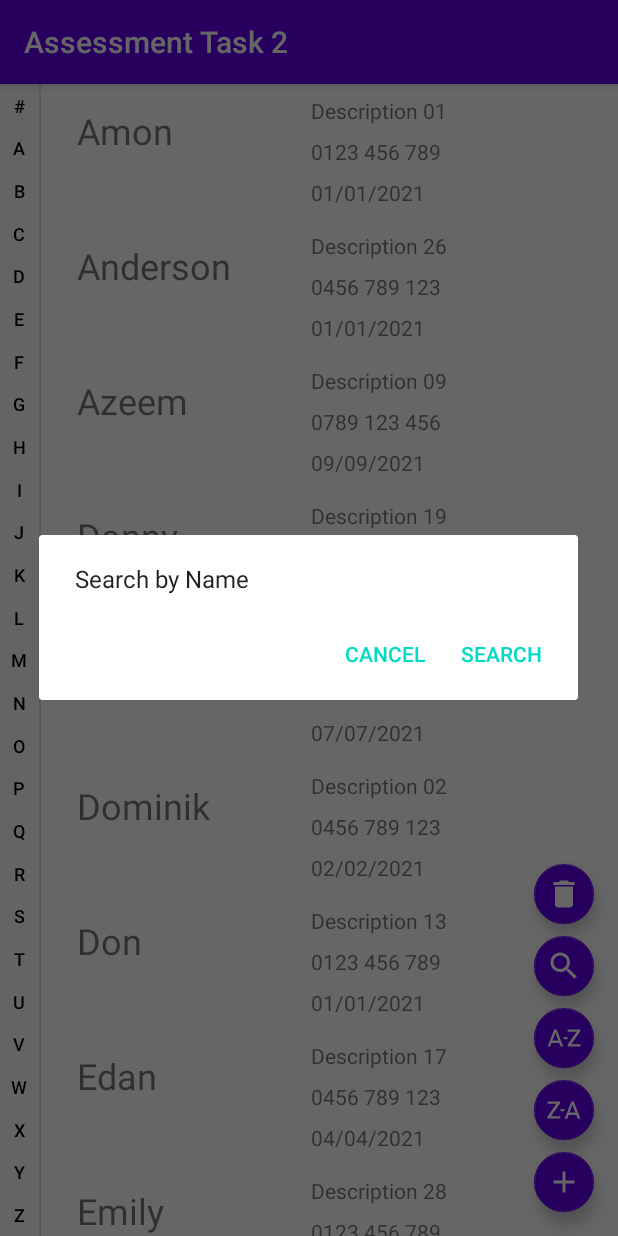
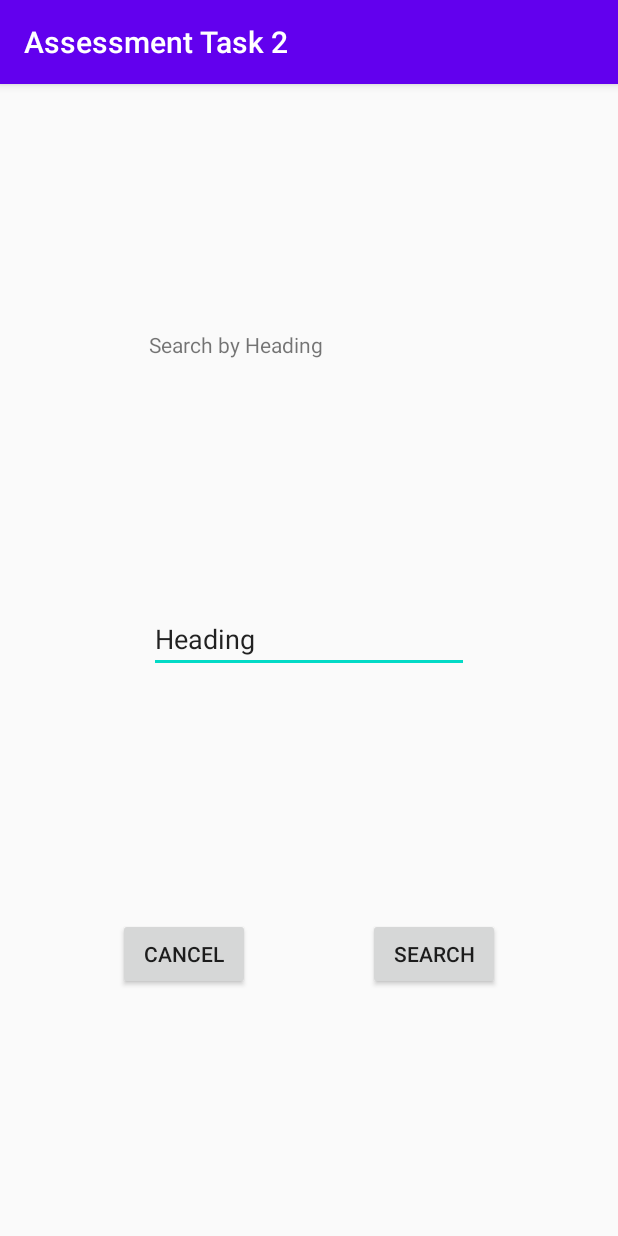
Before and after one commit to peter-hinch/ictprg532-assessment-task2-client, an Android app: the ListActivity screen opened directly, with no data from a screen before it, after a tap on "Search", on a phone screen of 412 x 824 dp. Run offline under Robolectric (Android 15) with nearby library versions, the phone set to English and light mode, and no system bars; our stand-ins replace Room's generated code.

Commit message:
Convert DialogFragment to Activity.

```diff
--- a/app/src/main/AndroidManifest.xml
+++ b/app/src/main/AndroidManifest.xml
@@ -1,21 +1,26 @@
 <?xml version="1.0" encoding="utf-8"?>
 <manifest xmlns:android="http://schemas.android.com/apk/res/android"
     package="dev.peterhinch.assessmenttask2">
-    <uses-permission android:name="android.permission.INTERNET"/>
-    <uses-permission android:name="android.permission.CALL_PHONE"/>
+
+    <uses-permission android:name="android.permission.INTERNET" />
+    <uses-permission android:name="android.permission.CALL_PHONE" />
     <!-- Specifies that the phone permission is not compulsory for the app to install -->
     <!-- Reference: https://developer.android.com/training/permissions/declaring -->
-    <uses-feature android:name="android.hardware.telephony"
+    <uses-feature
+        android:name="android.hardware.telephony"
         android:required="false" />
 
     <application
-        android:usesCleartextTraffic="true"
         android:allowBackup="true"
         android:icon="@mipmap/ic_launcher"
         android:label="@string/app_name"
         android:roundIcon="@mipmap/ic_launcher_round"
         android:supportsRtl="true"
-        android:theme="@style/AppTheme">
+        android:theme="@style/AppTheme"
+        android:usesCleartextTraffic="true">
+        <activity
+            android:name=".activities.SearchActivity"
+            android:exported="false" />
         <activity
             android:name=".activities.ItemView"
             android:exported="true" />
--- a/app/src/main/java/dev/peterhinch/assessmenttask2/activities/ListActivity.java
+++ b/app/src/main/java/dev/peterhinch/assessmenttask2/activities/ListActivity.java
@@ -118,8 +118,8 @@ public class ListActivity extends AppCompatActivity {
         FloatingActionButton btnSearchSubmit = findViewById(R.id.list_fabMini_search);
         btnSearchSubmit.setOnClickListener(view -> {
             Log.d(TAG, "Search FAB press");
-            new SearchDialogFragment().show(
-                    getSupportFragmentManager(), SearchDialogFragment.TAG);
+            Intent intent = new Intent(ListActivity.this, SearchActivity.class);
+            startActivity(intent);
         });
     }
 
--- /dev/null
+++ b/app/src/main/java/dev/peterhinch/assessmenttask2/activities/SearchActivity.java
@@ -0,0 +1,16 @@
+package dev.peterhinch.assessmenttask2.activities;
+
+import androidx.appcompat.app.AppCompatActivity;
+
+import android.os.Bundle;
+
+import dev.peterhinch.assessmenttask2.R;
+
+public class SearchActivity extends AppCompatActivity {
+
+    @Override
+    protected void onCreate(Bundle savedInstanceState) {
+        super.onCreate(savedInstanceState);
+        setContentView(R.layout.activity_search);
+    }
+}
--- a/app/src/main/java/dev/peterhinch/assessmenttask2/fragments/SearchDialogFragment.java
+++ /dev/null
@@ -1,40 +0,0 @@
-package dev.peterhinch.assessmenttask2.fragments;
-
-import android.app.AlertDialog;
-import android.app.Dialog;
-import android.os.Bundle;
-import android.widget.EditText;
-
-import androidx.annotation.NonNull;
-import androidx.annotation.Nullable;
-import androidx.fragment.app.DialogFragment;
-
-import dev.peterhinch.assessmenttask2.R;
-
-// DialogFragment for search query input.
-// Reference: https://developer.android.com/guide/fragments/dialogs
-// Reference: https://guides.codepath.com/android/using-dialogfragment
-public class SearchDialogFragment extends DialogFragment {
-    public static String TAG = "SearchDialogFragment";
-
-    private EditText searchQuery;
-
-    // An empty constructor is required when using DialogFragment.
-    public SearchDialogFragment() { }
-
-    @NonNull
-    @Override
-    public Dialog onCreateDialog(@Nullable Bundle savedInstanceState) {
-        return new AlertDialog.Builder(requireContext())
-                .setMessage(getString(R.string.searchDialog_textView_search))
-                .setPositiveButton(getString(R.string.searchDialog_button_search), (dialog, which) -> {
-
-                })
-                .setNegativeButton("Cancel", (dialog, which) -> {
-                    if (dialog != null) {
-                        dialog.dismiss();
-                    }
-                })
-                .create();
-    }
-}
--- /dev/null
+++ b/app/src/main/res/layout/activity_search.xml
@@ -0,0 +1,49 @@
+<?xml version="1.0" encoding="utf-8"?>
+<androidx.constraintlayout.widget.ConstraintLayout xmlns:android="http://schemas.android.com/apk/res/android"
+    xmlns:app="http://schemas.android.com/apk/res-auto"
+    xmlns:tools="http://schemas.android.com/tools"
+    android:layout_width="match_parent"
+    android:layout_height="match_parent"
+    tools:context=".activities.SearchActivity">
+
+    <TextView
+        android:id="@+id/search_textView_searchLabel"
+        android:layout_width="wrap_content"
+        android:layout_height="wrap_content"
+        android:text="@string/search_textView_searchLabel"
+        app:layout_constraintBottom_toTopOf="@id/search_editText_searchQuery"
+        app:layout_constraintStart_toStartOf="@id/search_editText_searchQuery"
+        app:layout_constraintTop_toTopOf="parent" />
+
+    <EditText
+        android:id="@+id/search_editText_searchQuery"
+        android:layout_width="wrap_content"
+        android:layout_height="wrap_content"
+        android:ems="10"
+        android:inputType="textPersonName"
+        android:text="@string/search_editText_searchQuery"
+        app:layout_constraintBottom_toTopOf="@id/search_button_search"
+        app:layout_constraintEnd_toEndOf="parent"
+        app:layout_constraintStart_toStartOf="parent"
+        app:layout_constraintStart_toStrartOf="@+id/search_textView_searchLabel"
+        app:layout_constraintTop_toBottomOf="@id/search_textView_searchLabel" />
+
+    <Button
+        android:id="@+id/search_button_search"
+        android:layout_width="wrap_content"
+        android:layout_height="wrap_content"
+        android:text="@string/search_button_search"
+        app:layout_constraintBottom_toBottomOf="parent"
+        app:layout_constraintEnd_toEndOf="parent"
+        app:layout_constraintStart_toEndOf="@id/search_button_cancel"
+        app:layout_constraintTop_toBottomOf="@id/search_editText_searchQuery" />
+
+    <Button
+        android:id="@+id/search_button_cancel"
+        android:layout_width="wrap_content"
+        android:layout_height="wrap_content"
+        android:text="@string/search_button_cancel"
+        app:layout_constraintBaseline_toBaselineOf="@id/search_button_search"
+        app:layout_constraintEnd_toStartOf="@id/search_button_search"
+        app:layout_constraintStart_toStartOf="parent" />
+</androidx.constraintlayout.widget.ConstraintLayout>
--- a/app/src/main/res/layout/fragment_search_dialog.xml
+++ /dev/null
@@ -1,24 +0,0 @@
-<?xml version="1.0" encoding="utf-8"?>
-<LinearLayout xmlns:android="http://schemas.android.com/apk/res/android"
-    android:id="@+id/search_dialog"
-    android:layout_width="wrap_content"
-    android:layout_height="wrap_content"
-    android:layout_gravity="center"
-    android:orientation="vertical"  >
-
-    <TextView
-        android:id="@+id/searchDialog_textView_search"
-        android:labelFor="@id/searchDialog_editText_search"
-        android:text="@string/searchDialog_textView_search"
-        android:layout_width="wrap_content"
-        android:layout_height="wrap_content" />
-
-    <EditText
-        android:id="@+id/searchDialog_editText_search"
-        android:layout_width="match_parent"
-        android:layout_height="wrap_content"
-        android:imeOptions="actionDone"
-        android:inputType="text"
-        android:autofillHints="@string/searchDialog_editTextHint_search" />
-
-</LinearLayout>
--- a/app/src/main/res/values/strings.xml
+++ b/app/src/main/res/values/strings.xml
@@ -67,11 +67,12 @@
         <item>@string/list_button_26</item>
     </string-array>
     <!-- Search Dialog -->
-    <string name="searchDialog_textView_search">Search by Name</string>
-    <string name="searchDialog_editTextHint_search">Name</string>
-    <string name="searchDialog_button_search">Search</string>
+    <string name="search_textView_searchLabel">Search by Heading</string>
+    <string name="search_editText_searchQuery">Heading</string>
+    <string name="search_button_search">Search</string>
+    <string name="search_button_cancel">Cancel</string>
     <!-- Item View -->
-    <string name="view_item_accessibility">Swipe to edit, click to view or drag into bin to delete.</string>
+    <string name="itemView_accessibility">Swipe to edit, click to view or drag into bin to delete.</string>
     <string name="itemView_textView_heading">Lorem Ipsum</string>
     <string name="itemView_textView_description">dolor sit amet</string>
     <string name="itemView_textView_phone">0123 456 789</string>
```
